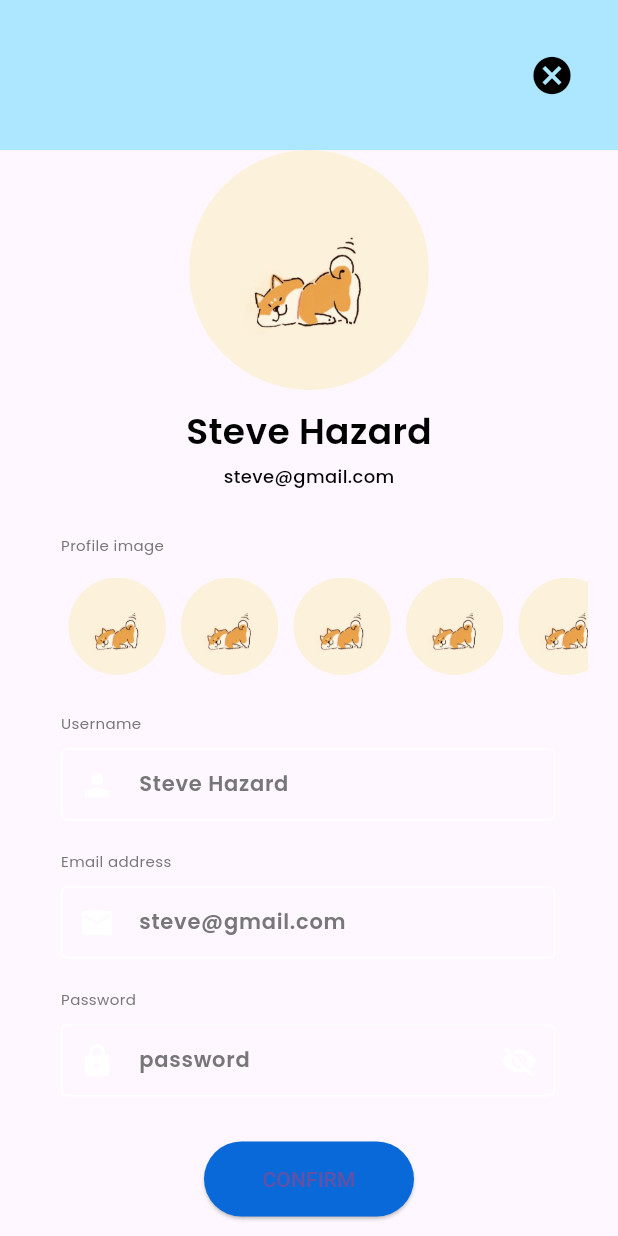
After one commit to ARNE-08/Water-Cactus, a Flutter app: the EditProfilePage screen opened directly, on a phone screen of 412 x 824 dp. The commit adds this screen. Run offline on Flutter 3.47's test engine with Material 3 defaults, Android fonts, the phone set to English and light mode, and no system bars; our stand-ins replace carousel_slider, flutter_secure_storage, google_fonts; accounts and stored records are empty.

Commit message:
[ADD] editProfilePage structure

```diff
--- /dev/null
+++ b/watercactus_frontend/lib/screen/profile/editProfile.dart
@@ -0,0 +1,228 @@
+import 'package:flutter/material.dart';
+import 'package:watercactus_frontend/theme/custom_theme.dart';
+import 'package:watercactus_frontend/theme/color_theme.dart';
+
+class EditProfilePage extends StatefulWidget {
+  const EditProfilePage();
+
+  @override
+  State<StatefulWidget> createState() => _EditProfilePageState();
+}
+
+class _EditProfilePageState extends State<EditProfilePage> {
+  List<String> profileImages = [
+    'assets/profile_page/dog.jpg',
+    'assets/profile_page/dog.jpg',
+    'assets/profile_page/dog.jpg',
+    'assets/profile_page/dog.jpg',
+    'assets/profile_page/dog.jpg',
+    'assets/profile_page/dog.jpg',
+    'assets/profile_page/dog.jpg',
+  ];
+
+  Widget buildProfileImages(List<String> profileImages) {
+    return SizedBox(
+      height: 75,
+      child: ListView.builder(
+        key: const PageStorageKey('profileImages'),
+        scrollDirection: Axis.horizontal,
+        itemCount: profileImages.length,
+        itemBuilder: (context, index) {
+          return Padding(
+            padding: const EdgeInsets.all(5.0), // Adjust padding as needed
+            child: GestureDetector(
+              onTap: () {
+                // Add your logic here
+              },
+              child: SizedBox(
+                height: 65,
+                width: 65,
+                child: ClipOval(
+                  child: Image.asset(
+                    profileImages[
+                        index], // Use the image URL or path from the list
+                    fit: BoxFit.cover,
+                  ),
+                ),
+              ),
+            ),
+          );
+        },
+      ),
+    );
+  }
+
+  bool _obscureText = true;
+
+  void _togglePasswordVisibility() {
+    setState(() {
+      _obscureText = !_obscureText;
+    });
+  }
+
+  @override
+  Widget build(BuildContext context) {
+    return Scaffold(
+      appBar: AppBar(
+          toolbarHeight: 100,
+          backgroundColor: AppColors.lightBlue,
+          automaticallyImplyLeading: false,
+          actions: [
+            IconButton(
+              icon: const Icon(Icons.cancel, color: AppColors.black, size: 30),
+              onPressed: () {
+                Navigator.pop(context);
+              },
+            ),
+            const SizedBox(width: 20),
+          ]),
+      body: Padding(
+        padding: const EdgeInsets.symmetric(horizontal: 20),
+        child: Center(
+          child: Column(children: [
+            Column(
+              mainAxisAlignment: MainAxisAlignment.center,
+              crossAxisAlignment: CrossAxisAlignment.center,
+              children: [
+                SizedBox(
+                  height: 160,
+                  width: 160,
+                  child: ClipOval(
+                    child: Image.asset(
+                      'assets/profile_page/dog.jpg',
+                      fit: BoxFit.cover,
+                    ),
+                  ),
+                ),
+                const SizedBox(height: 10),
+                Text('Steve Hazard',
+                    style: CustomTextStyle.poppins6.copyWith(fontSize: 24)),
+                const SizedBox(height: 5),
+                Text('steve@gmail.com', style: CustomTextStyle.poppins2),
+              ],
+            ),
+            const SizedBox(height: 30),
+            Row(children: [
+              SizedBox(width: MediaQuery.of(context).size.width * 0.05),
+              Expanded(
+                child: Column(
+                    crossAxisAlignment: CrossAxisAlignment.start,
+                    children: [
+                      Text('Profile image', style: CustomTextStyle.poppins4),
+                      const SizedBox(height: 10),
+                      buildProfileImages(profileImages),
+                      Container(
+                        width: MediaQuery.of(context).size.width * 0.8,
+                        child: Column(
+                          crossAxisAlignment: CrossAxisAlignment.start,
+                          children: [
+                            const SizedBox(height: 20),
+                            Text('Username', style: CustomTextStyle.poppins4),
+                            const SizedBox(height: 10),
+                            TextField(
+                              decoration: InputDecoration(
+                                hintText: 'Steve Hazard',
+                                hintStyle: CustomTextStyle.poppins6
+                                    .copyWith(color: AppColors.grey),
+                                prefixIcon: const Icon(Icons.person,
+                                    color: Colors.white),
+                                contentPadding: const EdgeInsets.only(left: 15),
+                                border: OutlineInputBorder(
+                                  borderRadius: BorderRadius.circular(50),
+                                  borderSide:
+                                      const BorderSide(color: Colors.white),
+                                ),
+                                enabledBorder: const OutlineInputBorder(
+                                  borderSide: BorderSide(color: Colors.white),
+                                ),
+                                focusedBorder: const OutlineInputBorder(
+                                  borderSide: BorderSide(color: Colors.white),
+                                ),
+                              ),
+                              style: CustomTextStyle.poppins6,
+                            ),
+                            const SizedBox(height: 20),
+                            Text('Email address',
+                                style: CustomTextStyle.poppins4),
+                            const SizedBox(height: 10),
+                            TextField(
+                              decoration: InputDecoration(
+                                hintText: 'steve@gmail.com',
+                                hintStyle: CustomTextStyle.poppins6
+                                    .copyWith(color: AppColors.grey),
+                                prefixIcon:
+                                    const Icon(Icons.mail, color: Colors.white),
+                                contentPadding: const EdgeInsets.only(left: 15),
+                                border: OutlineInputBorder(
+                                  borderRadius: BorderRadius.circular(50),
+                                  borderSide:
+                                      const BorderSide(color: Colors.white),
+                                ),
+                                enabledBorder: const OutlineInputBorder(
+                                  borderSide: BorderSide(color: Colors.white),
+                                ),
+                                focusedBorder: const OutlineInputBorder(
+                                  borderSide: BorderSide(color: Colors.white),
+                                ),
+                              ),
+                              style: CustomTextStyle.poppins6,
+                            ),
+                            const SizedBox(height: 20),
+                            Text('Password', style: CustomTextStyle.poppins4),
+                            const SizedBox(height: 10),
+                            TextField(
+                              obscureText: _obscureText,
+                              decoration: InputDecoration(
+                                hintText: 'password',
+                                hintStyle: CustomTextStyle.poppins6
+                                    .copyWith(color: AppColors.grey),
+                                prefixIcon:
+                                    const Icon(Icons.lock, color: Colors.white),
+                                suffixIcon: IconButton(
+                                  icon: Icon(
+                                    _obscureText
+                                        ? Icons.visibility_off
+                                        : Icons.visibility,
+                                    color: Colors.white,
+                                  ),
+                                  onPressed: _togglePasswordVisibility,
+                                ),
+                                contentPadding: const EdgeInsets.only(left: 15),
+                                border: OutlineInputBorder(
+                                  borderRadius: BorderRadius.circular(50),
+                                  borderSide:
+                                      const BorderSide(color: Colors.white),
+                                ),
+                                enabledBorder: const OutlineInputBorder(
+                                  borderSide: BorderSide(color: Colors.white),
+                                ),
+                                focusedBorder: const OutlineInputBorder(
+                                  borderSide: BorderSide(color: Colors.white),
+                                ),
+                              ),
+                              style: CustomTextStyle.poppins6,
+                            ),
+                          ],
+                        ),
+                      ),
+                    ]),
+              ),
+            ]),
+            SizedBox(height: 30),
+            ElevatedButton(
+              style: ButtonStyle(
+                fixedSize: MaterialStateProperty.all<Size>(Size(140, 50)),
+                backgroundColor: MaterialStateProperty.all<Color>(AppColors
+                    .brightBlue), // Default to grey if beverageColor is null
+              ),
+              onPressed: () {
+                // Add your logic here
+              },
+              child: Text('CONFIRM'),
+            ),
+          ]),
+        ),
+      ),
+    );
+  }
+}
--- a/watercactus_frontend/lib/screen/profile/profile.dart
+++ b/watercactus_frontend/lib/screen/profile/profile.dart
@@ -95,6 +95,8 @@ class _ProfilePageState extends State<ProfilePage> {
             child: Row(
               mainAxisAlignment: MainAxisAlignment.center,
               children: [
+                Stack(
+                  children: [
                     SizedBox(
                     height: 100,
                     width: 100,
@@ -105,7 +107,19 @@ class _ProfilePageState extends State<ProfilePage> {
                         ),
                       ),
                     ),
-                SizedBox(width: 20),
+                    Positioned(
+                      bottom: 0,
+                      right: -10,
+                      child: IconButton(
+                        onPressed: () {
+                          Navigator.pushNamed(context, '/editProfile');
+                        },
+                        icon: Icon(Icons.edit_square, color: AppColors.black, size: 30),
+                      ),
+                    ),
+                  ]
+                ),
+                SizedBox(width: 30),
                 Expanded(
                   child: Column(
                     mainAxisAlignment: MainAxisAlignment.center,
@@ -116,12 +130,6 @@ class _ProfilePageState extends State<ProfilePage> {
                     ]
                   ),
                 ),
-                IconButton(
-                  onPressed: () {
-
-                  },
-                  icon: Icon(Icons.edit_square, color: AppColors.black, size: 25),
-                )
               ],
             ),
           ),
--- a/watercactus_frontend/lib/theme/color_theme.dart
+++ b/watercactus_frontend/lib/theme/color_theme.dart
@@ -4,6 +4,7 @@ class AppColors {
   // text
   static const lightBlue = Color.fromRGBO(172, 230, 255, 1);
   static const blue = Color.fromRGBO(43, 96, 158, 1);
+  static const brightBlue = Color.fromRGBO(10, 105, 216, 1);
   static const lightGrey = Color.fromRGBO(217, 217, 217, 1);
   static const grey = Color.fromRGBO(119, 119, 119, 1);
   static const darkGrey = Color.fromRGBO(30, 30, 30, 1);
```
Lines whose indentation alone changed are shown as unchanged.
